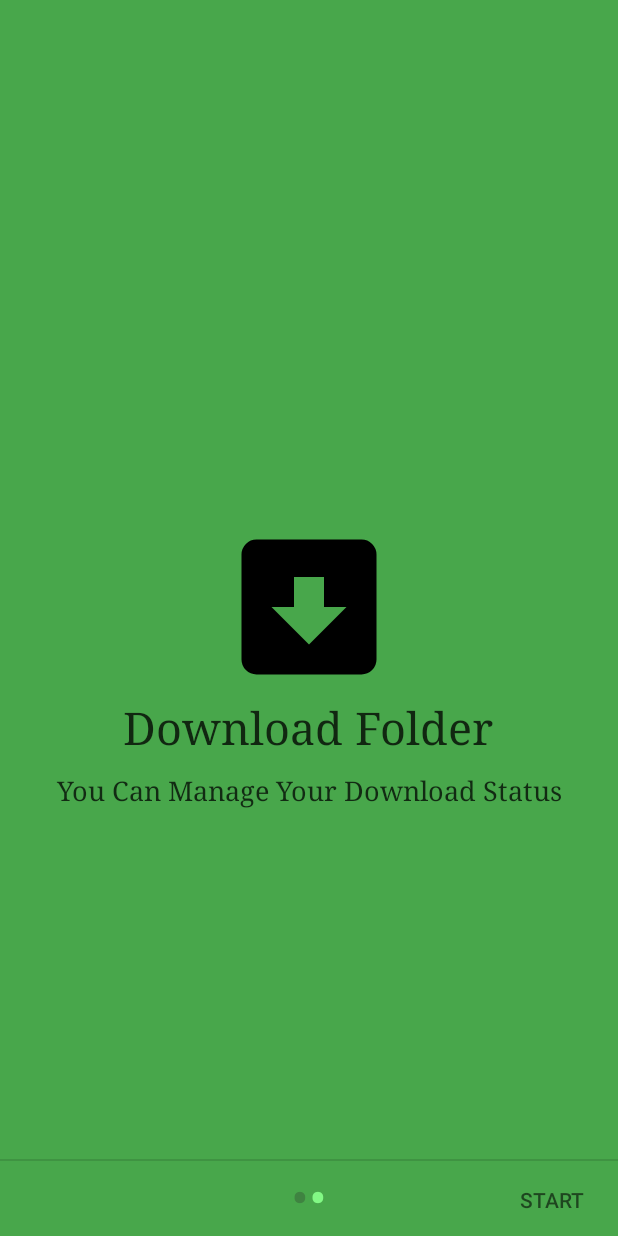
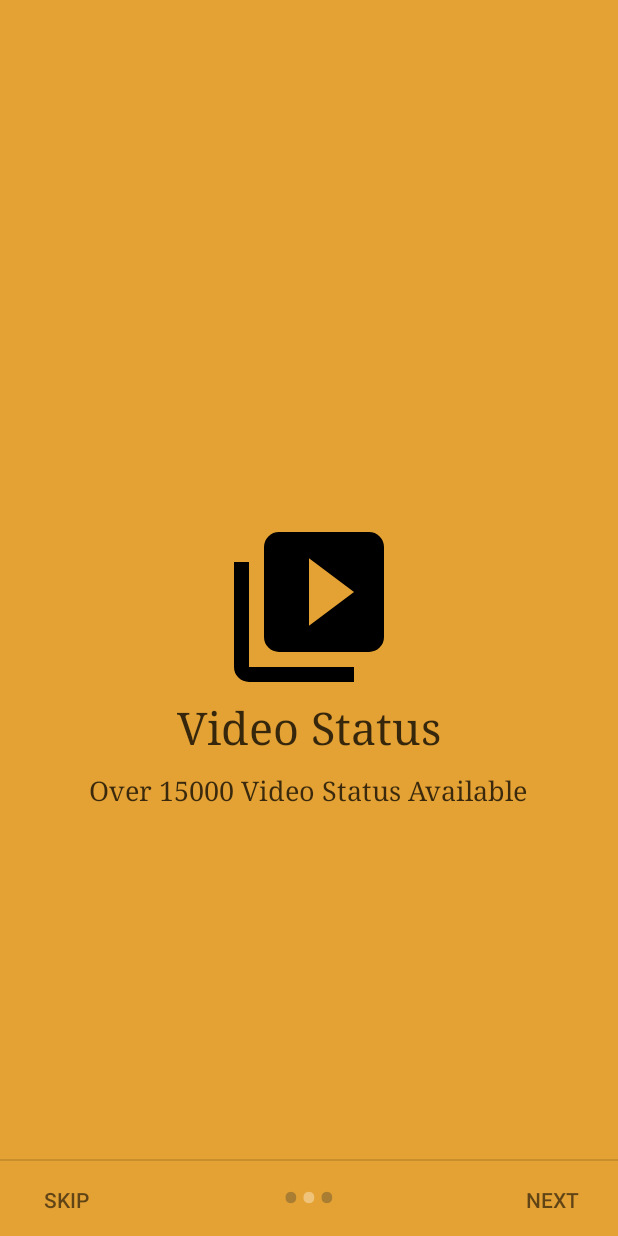
Before and after one commit to sudoajay/Status-Online, an Android app: the screen it shows after launch (WelcomeActivity), after a tap on "NEXT", on a phone screen of 412 x 824 dp. Run offline under Robolectric (Android 15) with nearby library versions, the phone set to English and light mode, and no system bars.

Commit message:
Done App for not play store

```diff
--- a/app/build.gradle
+++ b/app/build.gradle
@@ -6,8 +6,8 @@ android {
         applicationId "com.sudoajay.statusonline"
         minSdkVersion 16
         targetSdkVersion 28
-        versionCode 3
-        versionName "2.0"
+        versionCode 4
+        versionName "3.0"
         testInstrumentationRunner "androidx.test.runner.AndroidJUnitRunner"
         renderscriptTargetApi 21
         renderscriptSupportModeEnabled true
--- a/app/src/main/java/com/sudoajay/statusonline/IntroScreen/WelcomeActivity.java
+++ b/app/src/main/java/com/sudoajay/statusonline/IntroScreen/WelcomeActivity.java
@@ -61,13 +61,13 @@ public class WelcomeActivity extends AppCompatActivity {
 
         // layouts of all welcome sliders
         // add few more layouts if you want
+        layouts = new int[]{
+                R.layout.welcome_slide1,
+                R.layout.welcome_slide2,
+                R.layout.welcome_slide3};
 //        layouts = new int[]{
 //                R.layout.welcome_slide1,
-//                R.layout.welcome_slide2,
 //                R.layout.welcome_slide3};
-        layouts = new int[]{
-                R.layout.welcome_slide1,
-                R.layout.welcome_slide3};
 
         // adding bottom dots
         addBottomDots(0);
--- a/app/src/main/java/com/sudoajay/statusonline/MainActivity.java
+++ b/app/src/main/java/com/sudoajay/statusonline/MainActivity.java
@@ -118,9 +118,9 @@ public class MainActivity extends AppCompatActivity {
         });
 
         if(whichFragment != null && whichFragment.equals("Download")){
-//            TabLayout.Tab tab = tabLayout.getTabAt(2);
+            TabLayout.Tab tab = tabLayout.getTabAt(2);
 
-            TabLayout.Tab tab = tabLayout.getTabAt(1);
+//            TabLayout.Tab tab = tabLayout.getTabAt(1);
             assert tab != null;
             tab.select();
         }
@@ -201,7 +201,7 @@ public class MainActivity extends AppCompatActivity {
 
         if (isOnline()) {
             new GrabPhotoOnline(this);
-//            new GrabVideoOnline(this);
+            new GrabVideoOnline(this);
             fetchData = true;
         }
         if (!fetchData) {
--- a/app/src/main/res/values/colors.xml
+++ b/app/src/main/res/values/colors.xml
@@ -31,26 +31,26 @@
     <color name="dot_light_screen2">#efc379</color>
     <color name="dot_light_screen3">#82f985</color>
 
+    <array name="array_dot_active">
+        <item>@color/dot_light_screen1</item>
+        <item>@color/dot_light_screen2</item>
+        <item>@color/dot_light_screen3</item>
+    </array>
+
     <!--<array name="array_dot_active">-->
         <!--<item>@color/dot_light_screen1</item>-->
-        <!--<item>@color/dot_light_screen2</item>-->
         <!--<item>@color/dot_light_screen3</item>-->
     <!--</array>-->
 
-    <array name="array_dot_active">
-        <item>@color/dot_light_screen1</item>
-        <item>@color/dot_light_screen3</item>
-    </array>
-
-    <!--<array name="array_dot_inactive">-->
-        <!--<item>@color/dot_dark_screen1</item>-->
-        <!--<item>@color/dot_dark_screen2</item>-->
-        <!--<item>@color/dot_light_screen3</item>-->
-    <!--</array>-->
     <array name="array_dot_inactive">
         <item>@color/dot_dark_screen1</item>
+        <item>@color/dot_dark_screen2</item>
         <item>@color/dot_dark_screen3</item>
     </array>
+    <!--<array name="array_dot_inactive">-->
+    <!--<item>@color/dot_dark_screen1</item>-->
+    <!--<item>@color/dot_dark_screen3</item>-->
+    <!--</array>-->
     <color name="bg_screen1">#0d8dd1</color>
     <color name="bg_screen2">#e4a234</color>
     <color name="bg_screen3">#48a74b</color>
```
Also changed, not shown: app/src/main/java/com/sudoajay/statusonline/MyAdapter.java (+6 -4 lines), app/src/main/res/layout/activity_main.xml (+5 -5 lines).
